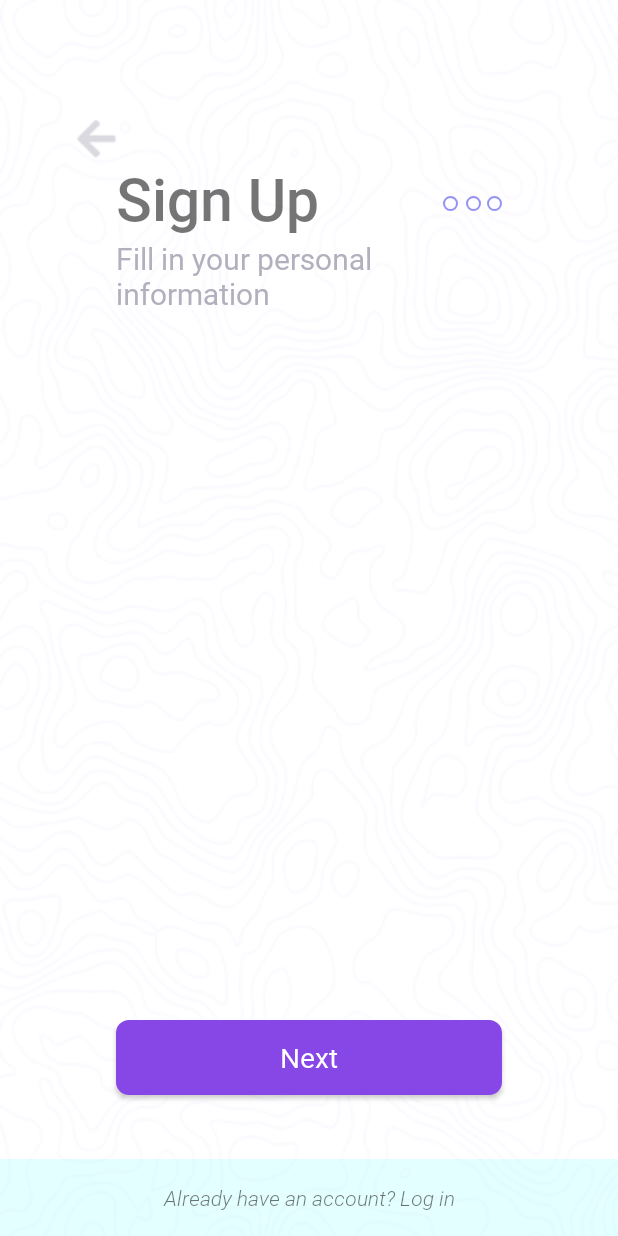
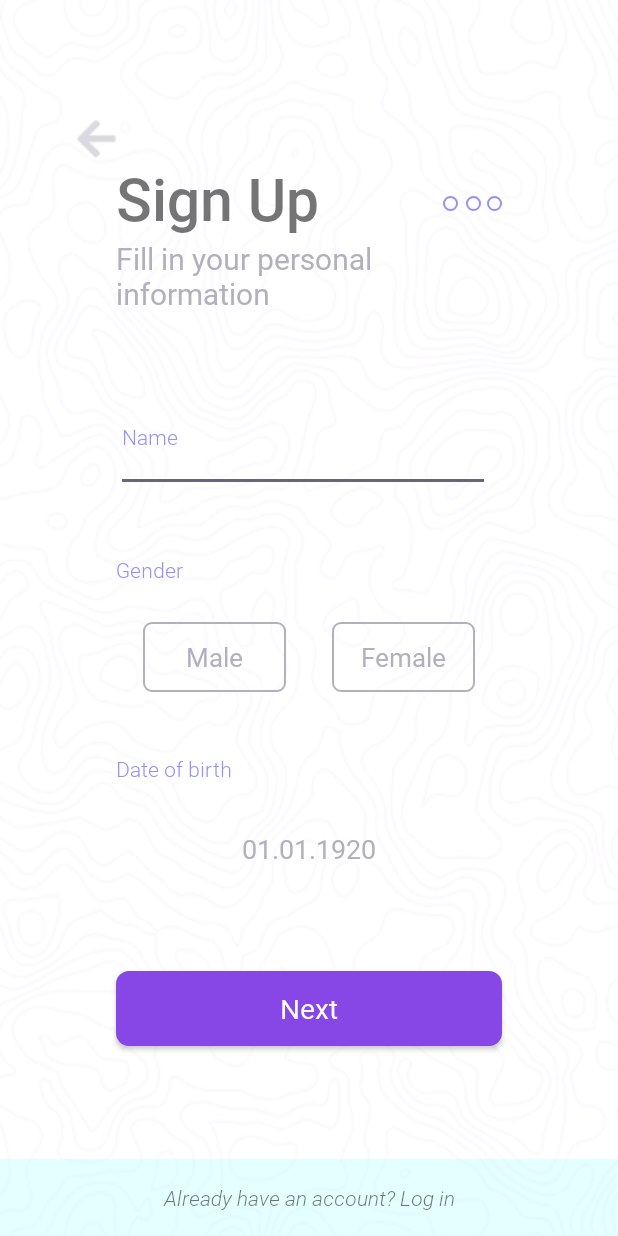
Before and after one commit to VitalyKuznetsov97/PointMobileApp_Android, an Android app: the SignUpActivity screen opened directly, with no data from a screen before it, on a phone screen of 412 x 824 dp. Run offline under Robolectric (Android 15) with nearby library versions, the phone set to English and light mode, and no system bars.

Commit message:
finished Sign Up process

```diff
--- a/app/src/main/AndroidManifest.xml
+++ b/app/src/main/AndroidManifest.xml
@@ -10,7 +10,7 @@
         android:supportsRtl="true"
         android:theme="@style/AppTheme">
         <activity
-            android:name=".MainActivity"
+            android:name=".presentation_layer.activities.MainActivity"
             android:screenOrientation="portrait">
             <intent-filter>
                 <action android:name="android.intent.action.MAIN" />
@@ -19,7 +19,7 @@
             </intent-filter>
         </activity>
         <activity
-            android:name=".SignUpActivity"
+            android:name=".presentation_layer.activities.SignUpActivity"
             android:screenOrientation="portrait">
 
         </activity>
--- a/app/src/main/java/com/vitaly_kuznetsov/point/MainActivity.java
+++ b/app/src/main/java/com/vitaly_kuznetsov/point/presentation_layer/activities/MainActivity.java
@@ -1,10 +1,12 @@
-package com.vitaly_kuznetsov.point;
+package com.vitaly_kuznetsov.point.presentation_layer.activities;
 
 import android.content.Intent;
 import android.support.v7.app.AppCompatActivity;
 import android.os.Bundle;
 import android.view.View;
 import android.widget.Button;
+
+import com.vitaly_kuznetsov.point.R;
 
 public class MainActivity extends AppCompatActivity {
 
--- a/app/src/main/java/com/vitaly_kuznetsov/point/SignUpActivity.java
+++ b/app/src/main/java/com/vitaly_kuznetsov/point/presentation_layer/activities/SignUpActivity.java
@@ -1,19 +1,26 @@
-package com.vitaly_kuznetsov.point;
+package com.vitaly_kuznetsov.point.presentation_layer.activities;
 
+import android.annotation.SuppressLint;
 import android.content.Intent;
-import android.support.v4.app.FragmentManager;
-import android.support.v4.app.FragmentTransaction;
 import android.support.v7.app.AppCompatActivity;
 import android.os.Bundle;
+import android.util.Log;
 import android.view.View;
 import android.widget.Button;
 import android.widget.ImageButton;
 import android.widget.ImageView;
-import android.widget.TextView;
+import android.widget.ToggleButton;
+
+import com.vitaly_kuznetsov.point.R;
+import com.vitaly_kuznetsov.point.presentation_layer.sign_up_fragments.SignUpOneFragment;
 
 public class SignUpActivity extends AppCompatActivity implements SignUpOneFragment.OnFragmentInteractionListener{
 
-    private static int count = 0;
+    private static int count;
+
+    static {
+        count = 0;
+    }
 
     @Override
     protected void onCreate(Bundle savedInstanceState) {
@@ -33,7 +40,7 @@ public class SignUpActivity extends AppCompatActivity implements SignUpOneFragme
         final ImageButton indicatorZero = findViewById(R.id.indicator_0);
         final ImageButton indicatorOne = findViewById(R.id.indicator_1);
         final ImageButton indicatorTwo = findViewById(R.id.indicator_2);
-        Button button = findViewById(R.id.sign_up_button_1);
+        Button button = findViewById(R.id.next_button);
 
         button.setOnClickListener(new View.OnClickListener() {
             @Override
@@ -51,23 +58,9 @@ public class SignUpActivity extends AppCompatActivity implements SignUpOneFragme
                 count++;
             }
         });
-
-        TextView logInTextView = findViewById(R.id.already_have_text_view);
-        logInTextView.setOnClickListener(new View.OnClickListener() {
-            @Override
-            public void onClick(View view) {
-                onFragmentInteraction();
-            }
-        });
     }
 
     @Override
     public void onFragmentInteraction() {
-        FragmentManager fragmentManager = getSupportFragmentManager();
-        FragmentTransaction fragmentTransaction = fragmentManager.beginTransaction();
-
-        SignUpOneFragment fragment = SignUpOneFragment.newInstance("hallow", "zabl");
-        fragmentTransaction.add(R.id.constraint_layout_2, fragment);
-        fragmentTransaction.commit();
     }
 }
--- /dev/null
+++ b/app/src/main/java/com/vitaly_kuznetsov/point/presentation_layer/sign_up_fragments/SignUpOneFragment.java
@@ -0,0 +1,68 @@
+package com.vitaly_kuznetsov.point.presentation_layer.sign_up_fragments;
+
+import android.app.Fragment;
+import android.content.Context;
+import android.os.Bundle;
+import android.view.LayoutInflater;
+import android.view.View;
+import android.view.ViewGroup;
+import android.widget.CompoundButton;
+import android.widget.ToggleButton;
+
+import com.vitaly_kuznetsov.point.R;
+
+public class SignUpOneFragment extends Fragment {
+
+    private OnFragmentInteractionListener mListener;
+
+    @Override
+    public View onCreateView(LayoutInflater inflater, ViewGroup container,
+                             Bundle savedInstanceState) {
+        View view = inflater.inflate(R.layout.fragment_sign_up_one, container, false);
+        initializeViews(view);
+        return view;
+    }
+
+    public interface OnFragmentInteractionListener {
+        void onFragmentInteraction();
+    }
+
+    @Override
+    public void onAttach(Context context) {
+        super.onAttach(context);
+        try {
+            mListener = (OnFragmentInteractionListener) context;
+        } catch (ClassCastException e) {
+            throw new ClassCastException(context.toString()
+                    + " has to implement OnFragmentInteractionListener");
+        }
+    }
+
+    private static void initializeViews(final View view){
+        final ToggleButton maleButton = view.findViewById(R.id.gender_male_button);
+        ToggleButton femaleButton = view.findViewById(R.id.gender_female_button);
+
+        maleButton.setOnCheckedChangeListener(new CompoundButton.OnCheckedChangeListener() {
+            @Override
+            public void onCheckedChanged(CompoundButton compoundButton, boolean isChecked) {
+                setCompoundButton(view, compoundButton, isChecked);
+            }
+        });
+
+        femaleButton.setOnCheckedChangeListener(new CompoundButton.OnCheckedChangeListener() {
+            @Override
+            public void onCheckedChanged(CompoundButton compoundButton, boolean isChecked) {
+                setCompoundButton(view, compoundButton, isChecked);
+            }
+        });
+    }
+
+    private static void setCompoundButton(View view, CompoundButton compoundButton, boolean isChecked){
+        if (isChecked){
+            compoundButton.setTextColor(view.getResources().getColor(R.color.colorBlackField));
+        }
+        else {
+            compoundButton.setTextColor(view.getResources().getColor(R.color.colorDescriptionGrey));
+        }
+    }
+}
--- /dev/null
+++ b/app/src/main/res/drawable/field_template_custom.xml
@@ -0,0 +1,9 @@
+<?xml version="1.0" encoding="utf-8"?>
+<selector xmlns:android="http://schemas.android.com/apk/res/android">
+    <item android:drawable="@drawable/field_template_checked"
+        android:state_checked="true" />
+    <item android:drawable="@drawable/field_template_focused"
+        android:state_focused="true" />
+    <item android:drawable="@drawable/field_template_unchecked"
+        android:state_checked="false"/>
+</selector>
--- /dev/null
+++ b/app/src/main/res/drawable/field_template_focused.xml
@@ -0,0 +1,11 @@
+<?xml version="1.0" encoding="utf-8"?>
+<shape xmlns:android="http://schemas.android.com/apk/res/android"
+    android:shape="rectangle">
+
+    <stroke
+        android:width="1dp"
+        android:color="@color/colorBlackField" />
+
+    <corners android:radius="5dp" />
+
+</shape>
--- a/app/src/main/res/layout/activity_main.xml
+++ b/app/src/main/res/layout/activity_main.xml
@@ -10,7 +10,7 @@
     android:layout_height="match_parent"
     android:background="@drawable/bg"
 
-    tools:context="com.vitaly_kuznetsov.point.MainActivity">
+    tools:context="com.vitaly_kuznetsov.point.presentation_layer.activities.MainActivity">
 
     <android.support.constraint.Guideline
         android:layout_width="wrap_content"
--- a/app/src/main/res/layout/activity_sign_up.xml
+++ b/app/src/main/res/layout/activity_sign_up.xml
@@ -10,7 +10,7 @@
     android:layout_height="match_parent"
     android:background="@drawable/bg"
 
-    tools:context=".SignUpActivity">
+    tools:context=".presentation_layer.activities.SignUpActivity">
 
     <android.support.constraint.Guideline
         android:id="@+id/guideline_0"
@@ -46,7 +46,7 @@
         android:id="@+id/guideline_horizontal_1"
         android:orientation="horizontal"
 
-        app:layout_constraintGuide_percent="0.886" />
+        app:layout_constraintGuide_percent="0.846" />
 
     <android.support.constraint.Guideline
         android:id="@+id/guideline_horizontal_2"
@@ -201,7 +201,14 @@
         app:layout_constraintLeft_toLeftOf="@id/guideline_0"
         app:layout_constraintRight_toRightOf="@id/guideline_1"
         app:layout_constraintTop_toBottomOf="@id/guideline_horizontal_3"
-        app:layout_constraintBottom_toTopOf="@id/sign_up_button_1">
+        app:layout_constraintBottom_toTopOf="@id/next_button">
+
+        <fragment
+            android:layout_width="match_parent"
+            android:layout_height="match_parent"
+            android:name="com.vitaly_kuznetsov.point.presentation_layer.sign_up_fragments.SignUpOneFragment"
+            android:id="@+id/sign_up_fragment"
+            tools:layout="@layout/fragment_sign_up_one" />
 
     </android.support.constraint.ConstraintLayout>
 
@@ -209,7 +216,7 @@
         android:layout_width="0dp"
         android:layout_height="50dp"
 
-        android:id="@+id/sign_up_button_1"
+        android:id="@+id/next_button"
         android:fontFamily="@font/roboto_regular"
         android:text="@string/next_text_view"
         android:textAppearance="@style/TextAppearance.AppCompat"
@@ -223,4 +230,18 @@
         app:layout_constraintEnd_toStartOf="@+id/guideline_1"
         app:layout_constraintStart_toStartOf="@+id/guideline_0" />
 
+    <TextView
+        android:layout_width="0dp"
+        android:layout_height="wrap_content"
+
+        android:id="@+id/error_text_view"
+        android:text="@string/error_string"
+        android:textSize="12sp"
+        android:fontFamily="@font/roboto_light_italic"
+        android:textColor="@color/colorErrorPink"
+        android:alpha="0"
+
+        app:layout_constraintTop_toBottomOf="@id/next_button"
+        app:layout_constraintRight_toRightOf="@id/guideline_1"/>
+
 </android.support.constraint.ConstraintLayout>
--- a/app/src/main/res/layout/fragment_sign_up_one.xml
+++ b/app/src/main/res/layout/fragment_sign_up_one.xml
@@ -7,78 +7,92 @@
     android:layout_height="match_parent"
     xmlns:app="http://schemas.android.com/apk/res-auto">
 
-    <android.support.constraint.Guideline
-        android:id="@+id/guideline_0"
-        android:layout_width="wrap_content"
+    <Space
+        android:layout_width="0dp"
+        android:layout_height="0dp"
+        app:layout_constraintVertical_weight="0.15633"
 
-        android:layout_height="wrap_content"
-        android:orientation="horizontal"
+        android:id="@+id/space_0"
+        android:alpha="0"
 
-        app:layout_constraintGuide_percent="0.162" />
-
-    <android.support.constraint.Guideline
-        android:id="@+id/guideline_1"
-        android:layout_width="wrap_content"
-
-        android:layout_height="wrap_content"
-        android:orientation="horizontal"
-
-        app:layout_constraintGuide_percent="0.8703" />
+        app:layout_constraintTop_toTopOf="parent"
+        app:layout_constraintEnd_toEndOf="parent"
+        app:layout_constraintStart_toStartOf="parent"
+        app:layout_constraintBottom_toTopOf="@id/edit_text_0"/>
 
     <EditText
         android:layout_width="0dp"
-        android:layout_height="50dp"
+        android:layout_height="0dp"
+        app:layout_constraintVertical_weight="0.15"
 
         android:fontFamily="@font/roboto_light"
         android:id="@+id/edit_text_0"
         android:hint="@string/name_hint"
         android:textSize="14sp"
         android:textColorHint="@color/colorIndicatorPurple"
+        android:gravity="start"
+        android:theme="@style/EditTextName"
 
+        android:layout_marginEnd="8dp"
         app:layout_constraintLeft_toLeftOf="parent"
         app:layout_constraintRight_toRightOf="parent"
-        app:layout_constraintTop_toTopOf="@id/guideline_0"
+        app:layout_constraintTop_toBottomOf="@id/space_0"
+        app:layout_constraintBottom_toTopOf="@id/space_1"
+        android:inputType="text" />
+
+    <Space
+        android:layout_width="0dp"
+        android:layout_height="0dp"
+        app:layout_constraintVertical_weight="0.10975"
+
+        android:id="@+id/space_1"
+        android:alpha="0"
+
         app:layout_constraintBottom_toTopOf="@id/gender_text_view"
-        android:inputType="text" />
+        app:layout_constraintEnd_toEndOf="parent"
+        app:layout_constraintStart_toStartOf="parent"
+        app:layout_constraintTop_toBottomOf="@id/edit_text_0"/>
 
     <android.support.v7.widget.AppCompatTextView
         android:layout_width="0dp"
-        android:layout_height="30dp"
+        android:layout_height="0dp"
+        app:layout_constraintVertical_weight="0.118"
 
         android:id="@+id/gender_text_view"
         android:text="@string/gender_text"
         android:textColor="@color/colorIndicatorPurple"
         android:fontFamily="@font/roboto_light"
         app:autoSizeTextType="uniform"
-        app:autoSizeMinTextSize="14sp"
+        app:autoSizeMinTextSize="12sp"
         app:autoSizeMaxTextSize="14sp"
         app:autoSizeStepGranularity="1sp"
         android:gravity="start"
 
-        android:layout_marginTop="40dp"
         app:layout_constraintBottom_toTopOf="@id/linear_layout_0"
         app:layout_constraintEnd_toEndOf="parent"
         app:layout_constraintStart_toStartOf="parent"
-        app:layout_constraintTop_toBottomOf="@id/edit_text_0" />
+        app:layout_constraintTop_toBottomOf="@id/space_1" />
 
     <LinearLayout
         android:layout_width="0dp"
         android:layout_height="0dp"
+        app:layout_constraintVertical_weight="0.12422"
 
         android:id="@+id/linear_layout_0"
         android:orientation="horizontal"
 
-        app:layout_constraintBottom_toBottomOf="@id/date_of_birth_text_view"
+        app:layout_constraintBottom_toTopOf="@id/space_2"
         app:layout_constraintEnd_toEndOf="parent"
         app:layout_constraintStart_toStartOf="parent"
         app:layout_constraintTop_toBottomOf="@id/gender_text_view">
 
-        <Button
+        <ToggleButton
             android:layout_width="0dp"
-            android:layout_height="50dp"
+            android:layout_height="match_parent"
 
             android:textColor="@color/colorDescriptionGrey"
-            android:text="@string/male_text"
+            android:textOn="@string/male_text"
+            android:textOff="@string/male_text"
             android:fontFamily="@font/roboto_regular"
             android:textSize="17sp"
             android:textAppearance="@style/TextAppearance.AppCompat"
@@ -87,17 +101,18 @@
             android:layout_marginEnd="15dp"
             android:id="@+id/gender_male_button"
             android:layout_weight="1"
-            android:background="@drawable/field_template"
+            android:background="@drawable/field_template_custom"
             android:layout_gravity="start"
             tools:ignore="ButtonStyle" />
 
 
-        <Button
+        <ToggleButton
             android:layout_width="0dp"
-            android:layout_height="50dp"
+            android:layout_height="match_parent"
 
             android:textColor="@color/colorDescriptionGrey"
-            android:text="@string/female_text"
+            android:textOn="@string/female_text"
+            android:textOff="@string/female_text"
             android:fontFamily="@font/roboto_regular"
             android:textSize="17sp"
             android:textAppearance="@style/TextAppearance.AppCompat"
@@ -106,49 +121,71 @@
             android:layout_marginEnd="18dp"
             android:id="@+id/gender_female_button"
             android:layout_weight="1"
-            android:background="@drawable/field_template"
+            android:background="@drawable/field_template_custom"
             android:layout_gravity="end"
             tools:ignore="ButtonStyle" />
 
     </LinearLayout>
 
+    <Space
+        android:layout_width="0dp"
+        android:layout_height="0dp"
+        app:layout_constraintVertical_weight="0.10869"
+
+        android:id="@+id/space_2"
+
+        app:layout_constraintBottom_toTopOf="@id/date_of_birth_text_view"
+        app:layout_constraintEnd_toEndOf="parent"
+        app:layout_constraintStart_toStartOf="parent"
+        app:layout_constraintTop_toBottomOf="@id/linear_layout_0"/>
+
     <android.support.v7.widget.AppCompatTextView
         android:layout_width="0dp"
-        android:layout_height="30dp"
+        android:layout_height="0dp"
+        app:layout_constraintVertical_weight="0.1024"
 
         android:id="@+id/date_of_birth_text_view"
         android:text="@string/date_of_birth_text"
         android:textColor="@color/colorIndicatorPurple"
         android:fontFamily="@font/roboto_light"
         app:autoSizeTextType="uniform"
-        app:autoSizeMinTextSize="14sp"
+        app:autoSizeMinTextSize="12sp"
         app:autoSizeMaxTextSize="14sp"
         app:autoSizeStepGranularity="1sp"
         android:gravity="start"
 
-        android:layout_marginTop="40dp"
         app:layout_constraintBottom_toTopOf="@id/calendar_text_view"
         app:layout_constraintEnd_toEndOf="parent"
         app:layout_constraintStart_toStartOf="parent"
-        app:layout_constraintTop_toBottomOf="@id/linear_layout_0" />
+        app:layout_constraintTop_toBottomOf="@id/space_2" />
 
     <android.support.v7.widget.AppCompatTextView
         android:layout_width="0dp"
-        android:layout_height="50dp"
+        android:layout_height="0dp"
+        app:layout_constraintVertical_weight="0.13043"
 
         android:id="@+id/calendar_text_view"
         android:text="@string/hint_calendar_value"
         android:textColor="@color/colorDescriptionGrey"
         android:fontFamily="@font/roboto_regular"
         app:autoSizeTextType="uniform"
-        app:autoSizeMinTextSize="18sp"
+        app:autoSizeMinTextSize="14sp"
         app:autoSizeMaxTextSize="18sp"
         app:autoSizeStepGranularity="1sp"
         android:gravity="center"
 
-        app:layout_constraintBottom_toBottomOf="@id/guideline_1"
+        app:layout_constraintBottom_toBottomOf="@id/guideline_0"
         app:layout_constraintEnd_toEndOf="parent"
         app:layout_constraintStart_toStartOf="parent"
         app:layout_constraintTop_toBottomOf="@id/date_of_birth_text_view" />
 
+    <android.support.constraint.Guideline
+        android:id="@+id/guideline_0"
+        android:layout_width="wrap_content"
+
+        android:layout_height="wrap_content"
+        android:orientation="horizontal"
+
+        app:layout_constraintGuide_percent="0.8703" />
+
 </android.support.constraint.ConstraintLayout>
--- a/app/src/main/res/values/colors.xml
+++ b/app/src/main/res/values/colors.xml
@@ -9,4 +9,6 @@
     <color name="colorTeal">#337AFFFF</color>
     <color name="colorIndicatorPurple">#9492F2</color>
     <color name="colorBlackField">#413C58</color>
+    <color name="colorErrorPink">#FC96AF</color>
+    <color name="colorControlNormal">#68647C</color>
 </resources>
--- a/app/src/main/res/values/strings.xml
+++ b/app/src/main/res/values/strings.xml
@@ -1,13 +1,17 @@
 <resources>
+    <!-- activity_main -->
     <string name="app_name">Point</string>
     <string name="description_0">The easiest way "\n" to meet friends nearby</string>
     <string name="description_1">Fill in your personal information</string>
     <string name="sign_up">Sign Up</string>
     <string name="log_in">Log In</string>
+
+    <!-- activity_sign_up -->
     <string name="already_have">Already have an account? Log in</string>
     <string name="go_back_icon">Go back.</string>
+    <string name="error_string">Please fill all the fields</string>
 
-    <!-- TODO: Remove or change this placeholder text -->
+    <!-- fragment_sign_up_one -->
     <string name="hello_blank_fragment">Hello blank fragment</string>
     <string name="name_hint">Name</string>
     <string name="gender_text">Gender</string>
@@ -17,4 +21,7 @@
     <string name="hint_calendar_value">01.01.1920</string>
     <string name="calendar_carete_description">calendar_carete</string>
     <string name="next_text_view">Next</string>
+
+    <!-- fragment_sign_up_two -->
+
 </resources>
--- a/app/src/main/res/values/styles.xml
+++ b/app/src/main/res/values/styles.xml
@@ -8,4 +8,9 @@
         <item name="colorAccent">@color/colorAccent</item>
     </style>
 
+    <style name="EditTextName" parent="Theme.AppCompat.Light">
+        <item name="colorControlNormal">@color/colorControlNormal</item>
+        <item name="colorControlActivated">@color/colorControlNormal</item>
+    </style>
+
 </resources>
```
Also changed, not shown: app/src/main/java/com/vitaly_kuznetsov/point/SignUpOneFragment.java (deleted, +0 -99 lines), app/src/main/java/com/vitaly_kuznetsov/point/presentation_layer/sign_up_fragments/SignUpTwoFragment.java (added, +34 -0 lines), app/src/main/res/drawable/field_template.xml (deleted, +0 -7 lines), app/src/main/res/layout/fragment_sign_up_two.xml (added, +14 -0 lines), app/src/main/res/drawable/field_template_checked.xml (renamed from app/src/main/res/drawable/field_template_active.xml), app/src/main/res/drawable/field_template_unchecked.xml (renamed from app/src/main/res/drawable/field_template_not_active.xml).
